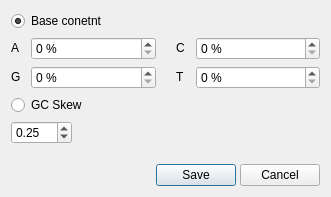
Before: the Qt Designer form src/plugins/dna_export/src/ui/BaseContentDialog.ui in violethaze74/ugene, drawn with Qt 5.
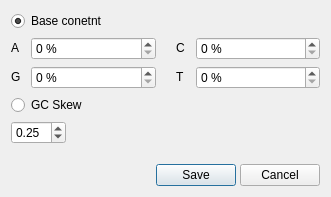
After: the same form once the commit is applied.

Commit message: UGENE-262: added restriction for GC skew value

What changed in the file:
```diff
--- a/src/plugins/dna_export/src/ui/BaseContentDialog.ui
+++ b/src/plugins/dna_export/src/ui/BaseContentDialog.ui
@@ -205,7 +205,13 @@
      <item>
       <widget class="QDoubleSpinBox" name="percentGCSpin">
        <property name="minimum">
-        <double>-99.989999999999995</double>
+        <double>-1.000000000000000</double>
+       </property>
+       <property name="maximum">
+        <double>1.000000000000000</double>
+       </property>
+       <property name="singleStep">
+        <double>0.010000000000000</double>
        </property>
        <property name="value">
         <double>0.250000000000000</double>
```
The commit also changes 1 other file.
